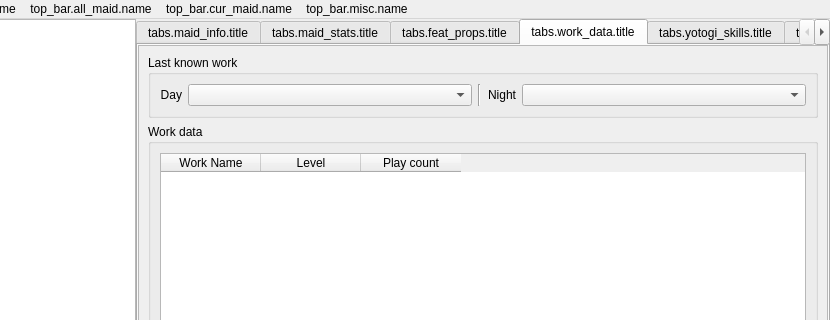
Before: the Qt Designer form GUI/templates/maid_fiddler.ui in ghorsington/COM3D2.MaidFiddler, drawn with Qt 5; both pictures show x 120 to 950 and y 0 to 320 of the 950 by 793 pixel window.
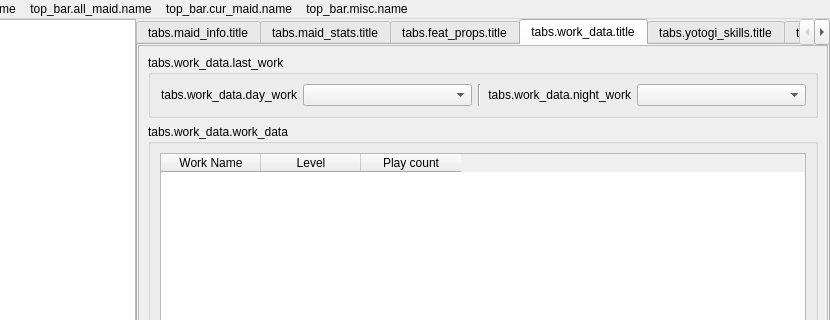
After: the same form once the commit is applied. The open tabs and pages were chosen to show the change.

```diff
--- a/GUI/templates/maid_fiddler.ui
+++ b/GUI/templates/maid_fiddler.ui
@@ -1062,7 +1062,7 @@
                  <string>tabs.work_data.last_work</string>
                 </property>
                 <property name="title">
-                 <string>Last known work</string>
+                 <string>tabs.work_data.last_work</string>
                 </property>
                 <layout class="QHBoxLayout" name="horizontalLayout">
                  <item>
@@ -1077,7 +1077,7 @@
                     <string>tabs.work_data.day_work</string>
                    </property>
                    <property name="text">
-                    <string>Day</string>
+                    <string>tabs.work_data.day_work</string>
                    </property>
                    <property name="alignment">
                     <set>Qt::AlignRight|Qt::AlignTrailing|Qt::AlignVCenter</set>
@@ -1106,7 +1106,7 @@
                     <string>tabs.work_data.night_work</string>
                    </property>
                    <property name="text">
-                    <string>Night</string>
+                    <string>tabs.work_data.night_work</string>
                    </property>
                    <property name="alignment">
                     <set>Qt::AlignRight|Qt::AlignTrailing|Qt::AlignVCenter</set>
@@ -1125,7 +1125,7 @@
                  <string>tabs.work_data.work_data</string>
                 </property>
                 <property name="title">
-                 <string>Work data</string>
+                 <string>tabs.work_data.work_data</string>
                 </property>
                 <layout class="QVBoxLayout" name="verticalLayout_16">
                  <item>
```
Left out of the diff: 117 changed lines with no effect on the pictures.
